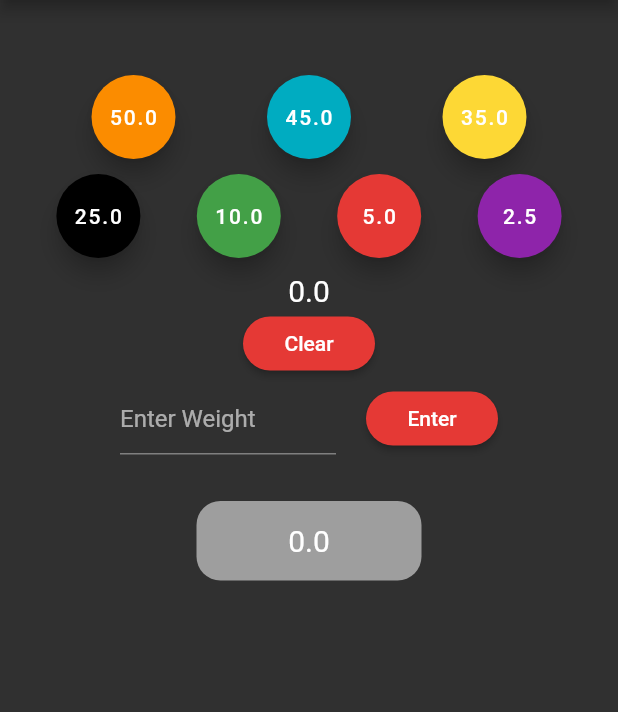
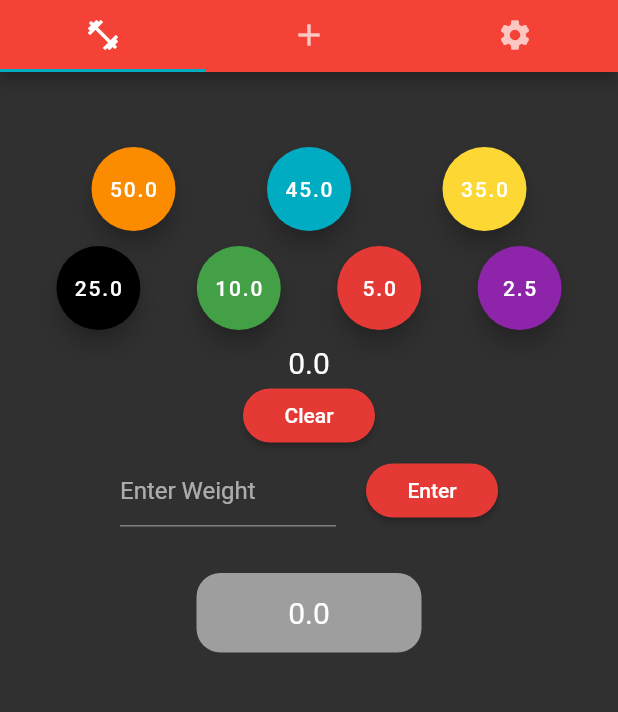
Before and after one commit to yashdhume/Gym_App, a Flutter app: the screen it shows after launch, after a tap on "Clear", on a phone screen of 412 x 824 dp, the part 84-796 px from its top. Run offline on Flutter 3.47's test engine with Material 2 defaults, Android fonts, the phone set to English and light mode, and no system bars.

Commit message:
Added Tabs

```diff
--- a/lib/PlateMath/DisplayPlateButtons.dart
+++ b/lib/PlateMath/DisplayPlateButtons.dart
@@ -43,7 +43,10 @@ class PlateButtons extends StatelessWidget{
     return Center(
         child: FloatingActionButton(
           child: new Text(plate.toString()),
-           onPressed: () => addValue(plate),
+           onPressed: (){
+            addValue(plate);
+
+           },
           backgroundColor: color,
         )
 
--- /dev/null
+++ b/lib/PlateMath/PlateMain.dart
@@ -0,0 +1,75 @@
+import 'package:flutter/material.dart';
+import 'package:gym_app/PlateMath/PlateMath.dart';
+
+class PlateMain extends StatefulWidget {
+  @override
+  _PlateMain createState() => new _PlateMain();
+}
+
+class _PlateMain extends State<PlateMain> with TickerProviderStateMixin {
+  String title;
+  final List<MyTabs> _tabs = [
+    new MyTabs(title: "Plate Math", color: Colors.red),
+    new MyTabs(title: "1 Rep Max", color: Colors.orange[600]),
+    new MyTabs(title: 'Settings', color: Colors.black38)
+  ];
+  MyTabs _myHandler;
+
+  TabController _controller;
+
+  void initState() {
+    super.initState();
+    _controller = new TabController(length: _tabs.length, vsync: this);
+    _myHandler = _tabs[0];
+    _controller.addListener(_handleSelected);
+  }
+
+  void _handleSelected() {
+    setState(() {
+      _myHandler = _tabs[_controller.index];
+    });
+  }
+
+  @override
+  Widget build(BuildContext context) {
+    return MaterialApp(
+      home: DefaultTabController(
+        length: 3,
+        child: Scaffold(
+          appBar: AppBar(
+            title: new Text(_myHandler.title),
+            backgroundColor: _myHandler.color,
+            bottom: TabBar(
+             // controller: _controller,
+              tabs:[
+                Tab(icon: Icon(Icons.fitness_center)),
+                Tab(icon: Icon(Icons.add)),
+                Tab(icon: Icon(Icons.settings)),
+              ],
+            ),
+          ),
+          body: TabBarView(
+            children: [
+              new PlateMath(),
+              Icon(Icons.add),
+              Icon(Icons.settings),
+            ],
+          ),
+        ),
+      ),
+      theme: new ThemeData(
+        primarySwatch: Colors.blue,
+        brightness: Brightness.dark,
+        primaryColor: Colors.red,
+        accentColor: Colors.cyan[600],
+      ),
+    );
+  }
+}
+
+class MyTabs {
+  final String title;
+  final Color color;
+
+  MyTabs({this.title, this.color});
+}
--- a/lib/PlateMath/PlateMath.dart
+++ b/lib/PlateMath/PlateMath.dart
@@ -9,15 +9,13 @@ class PlateMath extends StatefulWidget {
 }
 class _PlateMath extends State<PlateMath> {
   @override
-  var total = 0.0;
-  List platess = [];
-  List showPlates = [];
-  final myController = TextEditingController();
-  bool plateBool45 = false;
-
+  var _total = 0.0;
+  List _plate = [];
+  List _showPlates = [];
+  final _myController = TextEditingController();
   @override
   void dispose() {
-    myController.dispose();
+    _myController.dispose();
     super.dispose();
   }
   List weights = [50.0,45.0, 35.0, 25.0, 10.0, 5.0, 2.5];
@@ -40,12 +38,12 @@ class _PlateMath extends State<PlateMath> {
         break;
       }
     }
-    platess= plates;
-    return platess;
+    _plate= plates;
+    return _plate;
   }
   void setShowPlates(List values){
     setState(() {
-      showPlates = values;
+      _showPlates = values;
     });
   }
   List printPlate(double weights){
@@ -56,8 +54,8 @@ class _PlateMath extends State<PlateMath> {
 
   void plateAdd(double which) {
     setState(() {
-      if (which ==0.0) total =0.0;
-      total+= which;
+      if (which ==0.0) _total =0.0;
+      _total+= which;
     });
   }
   List firstHalfList(){
@@ -73,9 +71,15 @@ class _PlateMath extends State<PlateMath> {
   Widget build(BuildContext context) {
     return new Scaffold(
       //key: _scaffoldKey,
-      appBar: new AppBar(
+      /*appBar: new AppBar(
         title: new Text('Plate Math'),
-      ),
+        actions: <Widget>[
+          IconButton(
+            icon: Icon(Icons.menu),
+            onPressed: _askUser,
+          )
+        ],
+      ),*/
       body: new Container(
           child: new Column(
               children: <Widget>[
@@ -94,18 +98,21 @@ class _PlateMath extends State<PlateMath> {
                       plates: lastHalfList()
                   ),
                 ),
-                SizedBox(height: 10.0,),
+                SizedBox(height: 10.0),
 
                 SizedBox(
                     height: 72.0,
                     child: Column(children: <Widget>[
-                      Text(total.toString(),
+                      Text(_total.toString(),
                         style: new TextStyle(
                           fontSize: 20.0,
                         ),
                       ),
                       RaisedButton(
-                        onPressed: () => plateAdd(0.0),
+                        onPressed: () {
+                          setShowPlates([]);
+                          plateAdd(0.0);
+                          },
                         child: new Text("Clear"),
                         shape: new RoundedRectangleBorder(
                             borderRadius: new BorderRadius.circular(50.0)),
@@ -123,19 +130,17 @@ class _PlateMath extends State<PlateMath> {
                       new Flexible(
                           child: new TextField(
                             decoration: new InputDecoration(
-                              //fillColor: Colors.white,
                                 hintText: 'Enter Weight'
                             ),
                             keyboardType: TextInputType.number,
-                            controller: myController,
+                            controller: _myController,
                           )),
                       Padding(
                         padding: EdgeInsets.all(10.0),
                       ),
                       RaisedButton(
-                        onPressed: () {
-                          setShowPlates(plateMath(double.parse(myController.text.toString())));
-                        },//plateMath(double.parse(myController.text)),
+                        onPressed: () => setShowPlates(plateMath(double.parse(_myController.text.toString())))
+                        ,//plateMath(double.parse(_myController.text)),
                         child: new Text("Enter"),
                         shape: new RoundedRectangleBorder(
                             borderRadius: new BorderRadius.circular(50.0)),
@@ -150,7 +155,7 @@ class _PlateMath extends State<PlateMath> {
                 new Container(
                     padding: EdgeInsets.only(top:30.0),
                     child: DisplayPlates(
-                      values: showPlates,
+                      values: _showPlates,
                     )
                 )
               ]
--- a/lib/main.dart
+++ b/lib/main.dart
@@ -1,5 +1,5 @@
 import 'package:flutter/material.dart';
-import 'package:gym_app/PlateMath/PlateMath.dart';
+import 'package:gym_app/PlateMath/PlateMain.dart';
 
 void main() => runApp(GymApp());
 
@@ -12,7 +12,9 @@ class GymApp extends StatelessWidget {
         primaryColor: Colors.red,
         accentColor: Colors.cyan[600],
       ),
-      home: new PlateMath(),
+      home: new PlateMain(),
     );
+
   }
+
 }
```
